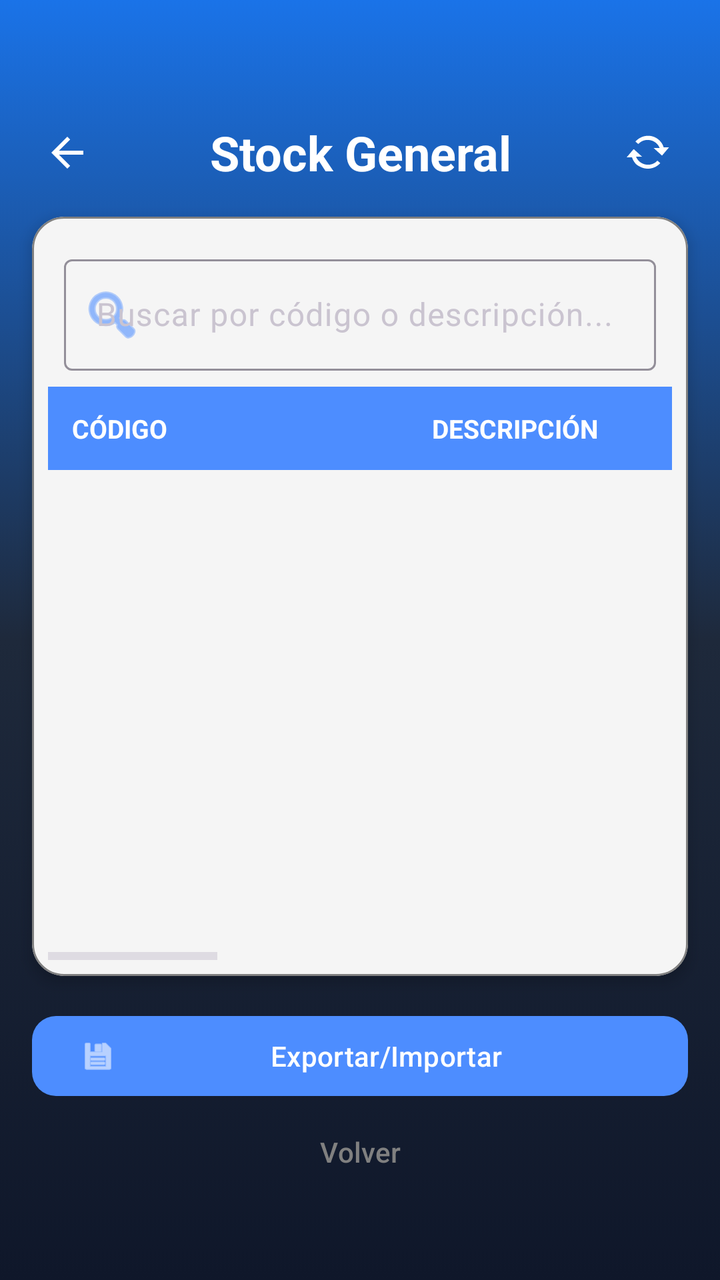
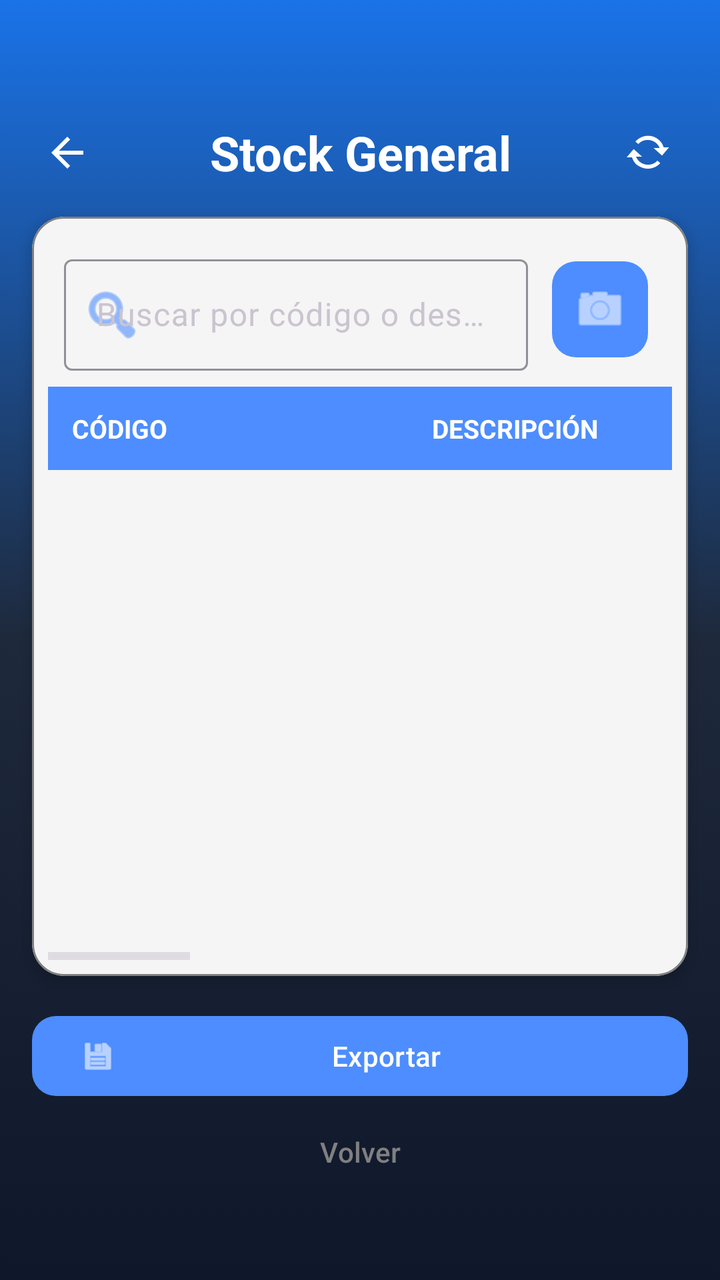

Compare the two renders of this Android layout. The source of the first and the diff that turns it into the second are given below.
<!-- AndroidManifest.xml: application theme Theme.InventarioApp -->
<!-- res/layout/activity_stock_general.xml -->
<?xml version="1.0" encoding="utf-8"?>
<androidx.constraintlayout.widget.ConstraintLayout xmlns:android="http://schemas.android.com/apk/res/android"
    xmlns:app="http://schemas.android.com/apk/res-auto"
    xmlns:tools="http://schemas.android.com/tools"
    android:layout_width="match_parent"
    android:layout_height="match_parent"
    android:background="@drawable/fondo_degradado">

    
    <TextView
        android:id="@+id/tvTitulo"
        android:layout_width="wrap_content"
        android:layout_height="wrap_content"
        android:layout_marginTop="60dp"
        android:gravity="center"
        android:text="@string/title_stock_general"
        android:textColor="@color/white"
        android:textSize="24sp"
        android:textStyle="bold"
        app:layout_constraintEnd_toEndOf="parent"
        app:layout_constraintStart_toStartOf="parent"
        app:layout_constraintTop_toTopOf="parent" />

    <ImageButton
        android:id="@+id/btnBack"
        android:layout_width="51dp"
        android:layout_height="56dp"
        android:layout_marginStart="8dp"
        android:background="?attr/selectableItemBackgroundBorderless"
        android:contentDescription="@string/btn_volver"
        android:elevation="8dp"
        android:padding="12dp"
        android:src="@drawable/ic_back"
        app:layout_constraintBottom_toBottomOf="@id/tvTitulo"
        app:layout_constraintStart_toStartOf="parent"
        app:layout_constraintTop_toTopOf="@id/tvTitulo"
        app:tint="@color/white" />

    <ImageButton
        android:id="@+id/btnActualizar"
        android:layout_width="40dp"
        android:layout_height="40dp"
        android:layout_marginEnd="16dp"
        android:background="?attr/selectableItemBackgroundBorderless"
        android:contentDescription="@string/btn_actualizar"
        android:padding="8dp"
        android:src="@android:drawable/stat_notify_sync"
        app:layout_constraintBottom_toBottomOf="@id/tvTitulo"
        app:layout_constraintEnd_toEndOf="parent"
        app:layout_constraintTop_toTopOf="@id/tvTitulo"
        app:tint="@color/white" />

    
    <com.google.android.material.card.MaterialCardView
        android:id="@+id/cardTable"
        android:layout_width="0dp"
        android:layout_height="0dp"
        android:layout_margin="16dp"
        app:cardCornerRadius="16dp"
        app:cardElevation="4dp"
        app:cardBackgroundColor="@color/smoke_white"
        app:strokeWidth="1dp"
        app:strokeColor="@color/gray"
        app:layout_constraintBottom_toTopOf="@+id/llButtonsStock"
        app:layout_constraintEnd_toEndOf="parent"
        app:layout_constraintStart_toStartOf="parent"
        app:layout_constraintTop_toBottomOf="@+id/tvTitulo">

        <LinearLayout
            android:layout_width="match_parent"
            android:layout_height="match_parent"
            android:orientation="vertical"
            android:padding="8dp">

            <com.google.android.material.textfield.TextInputLayout
                android:id="@+id/tilSearch"
                style="@style/Widget.Material3.TextInputLayout.OutlinedBox"
                android:layout_width="match_parent"
                android:layout_height="wrap_content"
                android:layout_margin="8dp"
                android:hint="@string/hint_buscar_codigo_desc"
                app:startIconDrawable="@android:drawable/ic_menu_search"
                app:startIconTint="@color/primary"
                app:endIconMode="clear_text"
                app:endIconTint="@color/gray"
                app:hintTextColor="@color/black">

                <com.google.android.material.textfield.TextInputEditText
                    android:id="@+id/searchEditText"
                    android:layout_width="match_parent"
                    android:layout_height="wrap_content"
                    android:textColor="@color/black"
                    android:inputType="text" />
            </com.google.android.material.textfield.TextInputLayout>

            <HorizontalScrollView
                android:id="@+id/hsvStock"
                android:layout_width="match_parent"
                android:layout_height="match_parent"
                android:scrollbars="horizontal|vertical">

                <LinearLayout
                    android:layout_width="wrap_content"
                    android:layout_height="match_parent"
                    android:orientation="vertical">

                    
                    <LinearLayout
                        android:layout_width="wrap_content"
                        android:layout_height="wrap_content"
                        android:background="@color/primary"
                        android:orientation="horizontal"
                        android:padding="12dp">

                        <TextView
                            android:layout_width="180dp"
                            android:layout_height="wrap_content"
                            android:text="@string/header_codigo"
                            android:textColor="@android:color/white"
                            android:textSize="13sp"
                            android:textStyle="bold" />

                        <TextView
                            android:layout_width="350dp"
                            android:layout_height="wrap_content"
                            android:text="@string/header_descripcion"
                            android:textColor="@android:color/white"
                            android:textSize="13sp"
                            android:textStyle="bold" />

                        <TextView
                            android:layout_width="150dp"
                            android:layout_height="wrap_content"
                            android:text="@string/header_lote"
                            android:textColor="@android:color/white"
                            android:textSize="13sp"
                            android:textStyle="bold" />

                        <TextView
                            android:layout_width="110dp"
                            android:layout_height="wrap_content"
                            android:text="@string/header_cantidad"
                            android:textColor="@android:color/white"
                            android:textSize="13sp"
                            android:textStyle="bold" />

                        <TextView
                            android:layout_width="100dp"
                            android:layout_height="wrap_content"
                            android:text="@string/header_vencimiento"
                            android:textColor="@android:color/white"
                            android:textSize="13sp"
                            android:textStyle="bold" />

                        <TextView
                            android:layout_width="100dp"
                            android:layout_height="wrap_content"
                            android:text="@string/header_ubicacion"
                            android:textColor="@android:color/white"
                            android:textSize="13sp"
                            android:textStyle="bold" />

                        <TextView
                            android:layout_width="120dp"
                            android:layout_height="wrap_content"
                            android:text="@string/header_ubi_detallada"
                            android:textColor="@android:color/white"
                            android:textSize="13sp"
                            android:textStyle="bold" />
                    </LinearLayout>

                    <androidx.recyclerview.widget.RecyclerView
                        android:id="@+id/recyclerViewStock"
                        android:layout_width="wrap_content"
                        android:layout_height="match_parent"
                        android:clipToPadding="false"
                        android:background="@drawable/bg_list_with_border"
                        tools:listitem="@layout/item_stock" />
                </LinearLayout>
            </HorizontalScrollView>
        </LinearLayout>
    </com.google.android.material.card.MaterialCardView>

    <LinearLayout
        android:id="@+id/llButtonsStock"
        android:layout_width="match_parent"
        android:layout_height="wrap_content"
        android:orientation="vertical"
        android:paddingHorizontal="16dp"
        android:paddingBottom="24dp"
        app:layout_constraintBottom_toBottomOf="parent">

        <com.google.android.material.button.MaterialButton
            android:id="@+id/buttonImportar"
            android:layout_width="match_parent"
            android:layout_height="wrap_content"
            android:text="@string/btn_exportar_importar"
            app:cornerRadius="12dp"
            app:icon="@android:drawable/ic_menu_save" />

        <com.google.android.material.button.MaterialButton
            android:id="@+id/buttonSalir"
            style="@style/Widget.Material3.Button.TextButton"
            android:layout_width="match_parent"
            android:layout_height="wrap_content"
            android:text="@string/btn_volver"
            android:textColor="@color/gray" />

        <View
            android:layout_width="match_parent"
            android:layout_height="16dp" />

    </LinearLayout>

</androidx.constraintlayout.widget.ConstraintLayout>
<!-- res/layout/item_stock.xml (included above) -->
<?xml version="1.0" encoding="utf-8"?>
<LinearLayout xmlns:android="http://schemas.android.com/apk/res/android"
    android:layout_width="wrap_content"
    android:layout_height="wrap_content"
    android:orientation="horizontal"
    android:padding="12dp"
    android:gravity="center_vertical"
    android:background="@color/white">

    <TextView
        android:id="@+id/tvCodigo"
        android:layout_width="180dp"
        android:layout_height="wrap_content"
        android:textColor="@color/black"
        android:textSize="14sp" />

    <TextView
        android:id="@+id/tvDescripcion"
        android:layout_width="350dp"
        android:layout_height="wrap_content"
        android:textColor="@color/black"
        android:textSize="14sp" />

    <TextView
        android:id="@+id/tvLote"
        android:layout_width="150dp"
        android:layout_height="wrap_content"
        android:textColor="@color/black"
        android:textSize="14sp" />

    <TextView
        android:id="@+id/tvCantidad"
        android:layout_width="110dp"
        android:layout_height="wrap_content"
        android:textColor="@color/primary"
        android:textStyle="bold"
        android:textSize="14sp" />

    <TextView
        android:id="@+id/tvFechaVencimiento"
        android:layout_width="100dp"
        android:layout_height="wrap_content"
        android:textColor="@color/black"
        android:textSize="14sp" />

    <TextView
        android:id="@+id/tvUbicacion"
        android:layout_width="100dp"
        android:layout_height="wrap_content"
        android:textColor="@color/black"
        android:textSize="14sp" />

    <TextView
        android:id="@+id/tvUbicacionDetallada"
        android:layout_width="120dp"
        android:layout_height="wrap_content"
        android:textColor="@color/black"
        android:textSize="14sp" />

</LinearLayout>
<!-- resources referenced by this layout -->
<resources>
  <color name="black">#FF000000</color>
  <color name="gray">#FF808080</color>
  <color name="primary">#4D8DFF</color>
  <color name="smoke_white">#F5F5F5</color>
  <color name="white">#FFFFFFFF</color>
  <!-- drawable bg_list_with_border (drawable) -->
  <?xml version="1.0" encoding="utf-8"?>
  <shape xmlns:android="http://schemas.android.com/apk/res/android">
      <solid android:color="@color/smoke_white" />
      <stroke
          android:width="1dp"
          android:color="@color/primary" />
      <corners android:radius="8dp" />
  </shape>
  <!-- drawable fondo_degradado (drawable) -->
  <?xml version="1.0" encoding="utf-8"?>
  <selector xmlns:android="http://schemas.android.com/apk/res/android">
      <item>
          <shape android:shape="rectangle">
              <gradient
                  android:angle="270"
                  android:startColor="@color/grad_start"
                  android:centerColor="@color/surface"
                  android:endColor="#0F172A" />
          </shape>
      </item>
  </selector>
  <!-- drawable ic_back (drawable) -->
  <vector xmlns:android="http://schemas.android.com/apk/res/android"
      android:width="24dp"
      android:height="24dp"
      android:viewportWidth="24"
      android:viewportHeight="24">
    <path
        android:fillColor="#FFFFFF"
        android:pathData="M20,11H7.83l5.59,-5.59L12,4l-8,8 8,8 1.41,-1.41L7.83,13H20v-2z"/>
  </vector>
  <string name="btn_actualizar">ACTUALIZAR</string>
  <string name="btn_exportar_importar">Exportar/Importar</string>
  <string name="btn_volver">Volver</string>
  <string name="header_cantidad">CANT.</string>
  <string name="header_codigo">CÓDIGO</string>
  <string name="header_descripcion">DESCRIPCIÓN</string>
  <string name="header_lote">LOTE</string>
  <string name="header_ubi_detallada">UBI. DETALL.</string>
  <string name="header_ubicacion">UBICACIÓN</string>
  <string name="header_vencimiento">VENCIM.</string>
  <string name="hint_buscar_codigo_desc">Buscar por código o descripción...</string>
  <string name="title_stock_general">Stock General</string>
  <style name="Theme.InventarioApp" parent="Theme.Material3.Dark.NoActionBar">
          
          <item name="colorPrimary">@color/primary</item>
          <item name="colorOnPrimary">@color/white</item>
          <item name="colorPrimaryContainer">@color/primary_variant</item>
          <item name="colorOnPrimaryContainer">@color/white</item>
          <item name="colorSecondary">@color/secondary</item>
          <item name="android:statusBarColor">#0F172A</item>
          <item name="android:windowBackground">@drawable/fondo_degradado</item>
  
          
          <item name="textInputStyle">@style/Widget.Material3.TextInputLayout.OutlinedBox</item>
      </style>
  <color name="grad_start">#1A73E8</color>
  <color name="surface">#1E293B</color>
  <color name="primary_variant">#1A73E8</color>
  <color name="secondary">#34A853</color>
</resources>

<!-- the commit's change to res/layout/activity_stock_general.xml (unified diff, before → after) -->
@@ -72,26 +72,49 @@
             android:orientation="vertical"
             android:padding="8dp">
 
-            <com.google.android.material.textfield.TextInputLayout
-                android:id="@+id/tilSearch"
-                style="@style/Widget.Material3.TextInputLayout.OutlinedBox"
+            <LinearLayout
                 android:layout_width="match_parent"
                 android:layout_height="wrap_content"
-                android:layout_margin="8dp"
-                android:hint="@string/hint_buscar_codigo_desc"
-                app:startIconDrawable="@android:drawable/ic_menu_search"
-                app:startIconTint="@color/primary"
-                app:endIconMode="clear_text"
-                app:endIconTint="@color/gray"
-                app:hintTextColor="@color/black">
-
-                <com.google.android.material.textfield.TextInputEditText
-                    android:id="@+id/searchEditText"
-                    android:layout_width="match_parent"
+                android:gravity="center_vertical"
+                android:orientation="horizontal"
+                android:padding="8dp">
+
+                <com.google.android.material.textfield.TextInputLayout
+                    android:id="@+id/tilSearch"
+                    style="@style/Widget.Material3.TextInputLayout.OutlinedBox"
+                    android:layout_width="0dp"
                     android:layout_height="wrap_content"
-                    android:textColor="@color/black"
-                    android:inputType="text" />
-            </com.google.android.material.textfield.TextInputLayout>
+                    android:layout_weight="1"
+                    android:layout_marginEnd="8dp"
+                    android:hint="@string/hint_buscar_codigo_desc"
+                    app:startIconDrawable="@android:drawable/ic_menu_search"
+                    app:startIconTint="@color/primary"
+                    app:endIconMode="clear_text"
+                    app:endIconTint="@color/gray"
+                    app:hintTextColor="@color/black">
+
+                    <com.google.android.material.textfield.TextInputEditText
+                        android:id="@+id/searchEditText"
+                        android:layout_width="match_parent"
+                        android:layout_height="wrap_content"
+                        android:textColor="@color/black"
+                        android:inputType="text" />
+                </com.google.android.material.textfield.TextInputLayout>
+
+                <com.google.android.material.button.MaterialButton
+                    android:id="@+id/btnEscanear"
+                    style="@style/Widget.Material3.Button.IconButton.Filled"
+                    android:layout_width="56dp"
+                    android:layout_height="56dp"
+                    android:contentDescription="@string/btn_escanear"
+                    app:backgroundTint="@color/primary"
+                    app:cornerRadius="12dp"
+                    app:icon="@android:drawable/ic_menu_camera"
+                    app:iconGravity="textStart"
+                    app:iconPadding="0dp"
+                    app:iconSize="28dp"
+                    app:iconTint="@color/white" />
+            </LinearLayout>
 
             <HorizontalScrollView
                 android:id="@+id/hsvStock"
@@ -145,9 +168,25 @@
                             android:textStyle="bold" />
 
                         <TextView
+                            android:layout_width="120dp"
+                            android:layout_height="wrap_content"
+                            android:text="@string/header_fecha_ingreso"
+                            android:textColor="@android:color/white"
+                            android:textSize="13sp"
+                            android:textStyle="bold" />
+
+                        <TextView
                             android:layout_width="100dp"
                             android:layout_height="wrap_content"
                             android:text="@string/header_vencimiento"
+                            android:textColor="@android:color/white"
+                            android:textSize="13sp"
+                            android:textStyle="bold" />
+
+                        <TextView
+                            android:layout_width="100dp"
+                            android:layout_height="wrap_content"
+                            android:text="@string/header_orden_compra"
                             android:textColor="@android:color/white"
                             android:textSize="13sp"
                             android:textStyle="bold" />
@@ -253,6 +292,13 @@
         android:textSize="14sp" />
 
     <TextView
+        android:id="@+id/tvFechaIngreso"
+        android:layout_width="120dp"
+        android:layout_height="wrap_content"
+        android:textColor="@color/black"
+        android:textSize="14sp" />
+
+    <TextView
         android:id="@+id/tvFechaVencimiento"
         android:layout_width="100dp"
         android:layout_height="wrap_content"
@@ -260,6 +306,13 @@
         android:textSize="14sp" />
 
     <TextView
+        android:id="@+id/tvOrdenCompra"
+        android:layout_width="100dp"
+        android:layout_height="wrap_content"
+        android:textColor="@color/black"
+        android:textSize="14sp" />
+
+    <TextView
         android:id="@+id/tvUbicacion"
         android:layout_width="100dp"
         android:layout_height="wrap_content"
<!-- resource entries referenced after the edit -->
@@ -38,15 +38,18 @@
         android:pathData="M20,11H7.83l5.59,-5.59L12,4l-8,8 8,8 1.41,-1.41L7.83,13H20v-2z"/>
   </vector>
   <string name="btn_actualizar">ACTUALIZAR</string>
-  <string name="btn_exportar_importar">Exportar/Importar</string>
+  <string name="btn_escanear">Escanear QR</string>
+  <string name="btn_exportar_importar">Exportar</string>
   <string name="btn_volver">Volver</string>
-  <string name="header_cantidad">CANT.</string>
+  <string name="header_cantidad">CANTIDAD.</string>
   <string name="header_codigo">CÓDIGO</string>
   <string name="header_descripcion">DESCRIPCIÓN</string>
+  <string name="header_fecha_ingreso">FECHA INGRESO</string>
   <string name="header_lote">LOTE</string>
-  <string name="header_ubi_detallada">UBI. DETALL.</string>
+  <string name="header_orden_compra">O.C.</string>
+  <string name="header_ubi_detallada">UBI. DETALLADA.</string>
   <string name="header_ubicacion">UBICACIÓN</string>
-  <string name="header_vencimiento">VENCIM.</string>
+  <string name="header_vencimiento">FECHA VENCIM.</string>
   <string name="hint_buscar_codigo_desc">Buscar por código o descripción...</string>
   <string name="title_stock_general">Stock General</string>
   <style name="Theme.InventarioApp" parent="Theme.Material3.Dark.NoActionBar">
